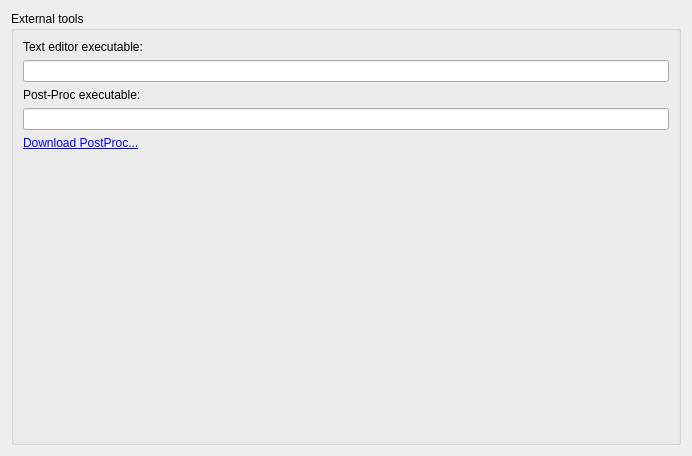
First picture: the form in MasterSimulatorUI/src/MSIMPreferencesPageGeneral.ui, repository ghorwin/MasterSim, before the edit.
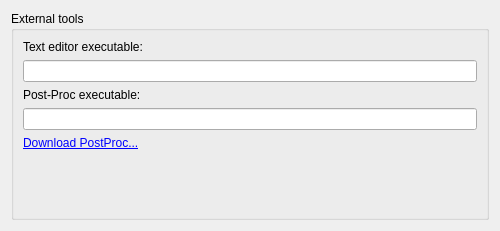
Second picture: the form after the edit. Custom widgets are drawn as their Qt base class.

Commit message: Fixed preferences dialog size.

What changed in the file:
```diff
--- a/MasterSimulatorUI/src/MSIMPreferencesPageGeneral.ui
+++ b/MasterSimulatorUI/src/MSIMPreferencesPageGeneral.ui
@@ -6,10 +6,16 @@
    <rect>
     <x>0</x>
     <y>0</y>
-    <width>692</width>
-    <height>456</height>
+    <width>500</width>
+    <height>231</height>
    </rect>
   </property>
+  <property name="minimumSize">
+   <size>
+    <width>500</width>
+    <height>0</height>
+   </size>
+  </property>
   <layout class="QVBoxLayout" name="verticalLayout">
    <item>
     <widget class="QGroupBox" name="groupBox">
```
The commit also changes 2 other files.
